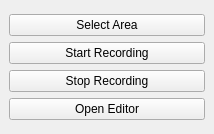
Before: the Qt Designer form src/gui/main_window/MainWindow.ui in ephell/ClipIt-Screen-Capture-App, drawn with Qt 5.
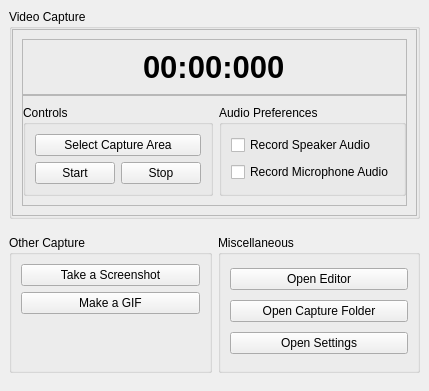
After: the same form once the commit is applied.

Commit message:
Redesign main window
- Move 'rendering_progress_dialog' directory into 'preview' directory.
- After rendering, the directory where the file was saved will open.
- Update main window related functionality.

```diff
--- a/src/gui/main_window/MainWindow.ui
+++ b/src/gui/main_window/MainWindow.ui
@@ -6,8 +6,8 @@
    <rect>
     <x>0</x>
     <y>0</y>
-    <width>214</width>
-    <height>134</height>
+    <width>409</width>
+    <height>391</height>
    </rect>
   </property>
   <property name="windowTitle">
@@ -16,105 +16,264 @@
   <widget class="QWidget" name="centralwidget">
    <layout class="QVBoxLayout" name="verticalLayout_2">
     <item>
-     <layout class="QVBoxLayout" name="verticalLayout">
+     <widget class="QGroupBox" name="video_capture_groupbox">
+      <property name="title">
+       <string>Video Capture</string>
+      </property>
+      <layout class="QVBoxLayout" name="video_capture_groupbox_layout">
+       <property name="spacing">
+        <number>6</number>
+       </property>
+       <property name="leftMargin">
+        <number>0</number>
+       </property>
+       <property name="topMargin">
+        <number>0</number>
+       </property>
+       <property name="rightMargin">
+        <number>0</number>
+       </property>
+       <property name="bottomMargin">
+        <number>0</number>
+       </property>
+       <item>
+        <widget class="QFrame" name="video_capture_main_frame">
+         <property name="frameShape">
+          <enum>QFrame::StyledPanel</enum>
+         </property>
+         <property name="frameShadow">
+          <enum>QFrame::Raised</enum>
+         </property>
+         <layout class="QVBoxLayout" name="viceo_capture_main_frame_layout">
+          <property name="spacing">
+           <number>0</number>
+          </property>
+          <property name="leftMargin">
+           <number>9</number>
+          </property>
+          <item>
+           <widget class="QFrame" name="video_capture_timer_frame">
+            <property name="frameShape">
+             <enum>QFrame::StyledPanel</enum>
+            </property>
+            <property name="frameShadow">
+             <enum>QFrame::Raised</enum>
+            </property>
+            <layout class="QHBoxLayout" name="video_capture_timer_frame_layout">
+             <property name="topMargin">
+              <number>9</number>
+             </property>
+             <property name="bottomMargin">
+              <number>9</number>
+             </property>
+             <item>
+              <spacer name="video_capture_timer_left_h_spacer">
+               <property name="orientation">
+                <enum>Qt::Horizontal</enum>
+               </property>
+               <property name="sizeHint" stdset="0">
+                <size>
+                 <width>113</width>
+                 <height>20</height>
+                </size>
+               </property>
+              </spacer>
+             </item>
+             <item>
+              <widget class="QLabel" name="video_capture_time_label">
+               <property name="font">
+                <font>
+                 <pointsize>23</pointsize>
+                 <bold>true</bold>
+                </font>
+               </property>
+               <property name="text">
+                <string>00:00:000</string>
+               </property>
+              </widget>
+             </item>
+             <item>
+              <spacer name="video_capture_timer_right_h_spacer">
+               <property name="orientation">
+                <enum>Qt::Horizontal</enum>
+               </property>
+               <property name="sizeHint" stdset="0">
+                <size>
+                 <width>113</width>
+                 <height>20</height>
+                </size>
+               </property>
+              </spacer>
+             </item>
+            </layout>
+           </widget>
+          </item>
+          <item>
+           <widget class="QFrame" name="video_capture_controls_and_settings_container_frame">
+            <property name="frameShape">
+             <enum>QFrame::StyledPanel</enum>
+            </property>
+            <property name="frameShadow">
+             <enum>QFrame::Raised</enum>
+            </property>
+            <layout class="QHBoxLayout" name="video_capture_controls_and_settings_container_frame_layout">
+             <property name="leftMargin">
+              <number>0</number>
+             </property>
+             <property name="rightMargin">
+              <number>0</number>
+             </property>
+             <item>
+              <widget class="QGroupBox" name="video_capture_controls_group_box">
+               <property name="title">
+                <string>Controls</string>
+               </property>
+               <layout class="QVBoxLayout" name="video_capture_controls_group_box_layout">
+                <item>
+                 <widget class="QPushButton" name="select_area_button">
+                  <property name="text">
+                   <string>Select Capture Area</string>
+                  </property>
+                 </widget>
+                </item>
+                <item>
+                 <layout class="QHBoxLayout" name="start_stop_button_h_layout">
+                  <item>
+                   <widget class="QPushButton" name="start_button">
+                    <property name="text">
+                     <string>Start</string>
+                    </property>
+                   </widget>
+                  </item>
+                  <item>
+                   <widget class="QPushButton" name="stop_button">
+                    <property name="text">
+                     <string>Stop</string>
+                    </property>
+                   </widget>
+                  </item>
+                 </layout>
+                </item>
+               </layout>
+              </widget>
+             </item>
+             <item>
+              <widget class="QGroupBox" name="video_capture_audio_preferences_group_box">
+               <property name="title">
+                <string>Audio Preferences</string>
+               </property>
+               <layout class="QVBoxLayout" name="video_capture_audio_preferences_group_box_layout">
+                <item>
+                 <widget class="QCheckBox" name="record_speaker_audio_check_box">
+                  <property name="text">
+                   <string>Record Speaker Audio</string>
+                  </property>
+                 </widget>
+                </item>
+                <item>
+                 <widget class="QCheckBox" name="record_microphone_audio_checkbox">
+                  <property name="text">
+                   <string>Record Microphone Audio</string>
+                  </property>
+                 </widget>
+                </item>
+               </layout>
+              </widget>
+             </item>
+            </layout>
+           </widget>
+          </item>
+         </layout>
+        </widget>
+       </item>
+      </layout>
+     </widget>
+    </item>
+    <item>
+     <spacer name="central_widget_v_spacer">
+      <property name="orientation">
+       <enum>Qt::Vertical</enum>
+      </property>
+      <property name="sizeType">
+       <enum>QSizePolicy::Fixed</enum>
+      </property>
+      <property name="sizeHint" stdset="0">
+       <size>
+        <width>20</width>
+        <height>10</height>
+       </size>
+      </property>
+     </spacer>
+    </item>
+    <item>
+     <layout class="QHBoxLayout" name="other_capture_and_miscellaneous_h_layout">
+      <property name="bottomMargin">
+       <number>9</number>
+      </property>
       <item>
-       <widget class="QPushButton" name="select_area_button">
-        <property name="sizePolicy">
-         <sizepolicy hsizetype="Expanding" vsizetype="Fixed">
-          <horstretch>0</horstretch>
-          <verstretch>0</verstretch>
-         </sizepolicy>
+       <widget class="QGroupBox" name="other_capture_group_box">
+        <property name="title">
+         <string>Other Capture</string>
         </property>
-        <property name="minimumSize">
-         <size>
-          <width>180</width>
-          <height>0</height>
-         </size>
-        </property>
-        <property name="maximumSize">
-         <size>
-          <width>16777215</width>
-          <height>16777215</height>
-         </size>
-        </property>
-        <property name="text">
-         <string>Select Area</string>
-        </property>
+        <layout class="QVBoxLayout" name="other_capture_group_box_layout">
+         <item>
+          <widget class="QPushButton" name="take_a_screenshot_button">
+           <property name="text">
+            <string>Take a Screenshot</string>
+           </property>
+          </widget>
+         </item>
+         <item>
+          <widget class="QPushButton" name="make_a_gif_button">
+           <property name="text">
+            <string>Make a GIF</string>
+           </property>
+          </widget>
+         </item>
+         <item>
+          <spacer name="other_capture_group_box_v_spacer">
+           <property name="orientation">
+            <enum>Qt::Vertical</enum>
+           </property>
+           <property name="sizeHint" stdset="0">
+            <size>
+             <width>20</width>
+             <height>40</height>
+            </size>
+           </property>
+          </spacer>
+         </item>
+        </layout>
        </widget>
       </item>
       <item>
-       <widget class="QPushButton" name="start_recording_button">
-        <property name="sizePolicy">
-         <sizepolicy hsizetype="Expanding" vsizetype="Fixed">
-          <horstretch>0</horstretch>
-          <verstretch>0</verstretch>
-         </sizepolicy>
+       <widget class="QGroupBox" name="miscellaneous_group_box">
+        <property name="title">
+         <string>Miscellaneous</string>
         </property>
-        <property name="minimumSize">
-         <size>
-          <width>180</width>
-          <height>0</height>
-         </size>
-        </property>
-        <property name="maximumSize">
-         <size>
-          <width>16777215</width>
-          <height>16777215</height>
-         </size>
-        </property>
-        <property name="text">
-         <string>Start Recording</string>
-        </property>
-       </widget>
-      </item>
-      <item>
-       <widget class="QPushButton" name="stop_recording_button">
-        <property name="sizePolicy">
-         <sizepolicy hsizetype="Expanding" vsizetype="Fixed">
-          <horstretch>0</horstretch>
-          <verstretch>0</verstretch>
-         </sizepolicy>
-        </property>
-        <property name="minimumSize">
-         <size>
-          <width>180</width>
-          <height>0</height>
-         </size>
-        </property>
-        <property name="maximumSize">
-         <size>
-          <width>16777215</width>
-          <height>16777215</height>
-         </size>
-        </property>
-        <property name="text">
-         <string>Stop Recording</string>
-        </property>
-       </widget>
-      </item>
-      <item>
-       <widget class="QPushButton" name="open_editor_button">
-        <property name="sizePolicy">
-         <sizepolicy hsizetype="Expanding" vsizetype="Fixed">
-          <horstretch>0</horstretch>
-          <verstretch>0</verstretch>
-         </sizepolicy>
-        </property>
-        <property name="minimumSize">
-         <size>
-          <width>180</width>
-          <height>0</height>
-         </size>
-        </property>
-        <property name="maximumSize">
-         <size>
-          <width>16777215</width>
-          <height>16777215</height>
-         </size>
-        </property>
-        <property name="text">
-         <string>Open Editor</string>
-        </property>
+        <layout class="QVBoxLayout" name="miscellaneous_group_box_layout">
+         <item>
+          <widget class="QPushButton" name="open_editor_button">
+           <property name="text">
+            <string>Open Editor</string>
+           </property>
+          </widget>
+         </item>
+         <item>
+          <widget class="QPushButton" name="open_capture_folder_button">
+           <property name="text">
+            <string>Open Capture Folder</string>
+           </property>
+          </widget>
+         </item>
+         <item>
+          <widget class="QPushButton" name="open_settings_button">
+           <property name="text">
+            <string>Open Settings</string>
+           </property>
+          </widget>
+         </item>
+        </layout>
        </widget>
       </item>
      </layout>
```
Left out of the diff: 4 changed lines with no effect on the pictures. The commit also changes 6 other files.
